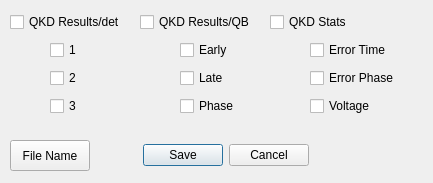
Before: the Qt Designer form source/save_dialog.ui in FermilabQuantumNetwork/QKD_GUI, drawn with Qt 5.
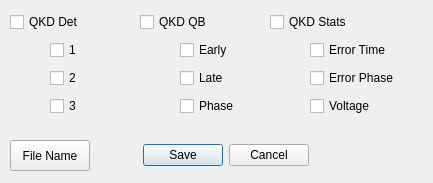
After: the same form once the commit is applied.

What changed in the file:
```diff
--- a/source/save_dialog.ui
+++ b/source/save_dialog.ui
@@ -26,7 +26,7 @@
     <item>
      <widget class="QCheckBox" name="checkBox_det">
       <property name="text">
-       <string>QKD Results/det</string>
+       <string>QKD Det</string>
       </property>
      </widget>
     </item>
@@ -226,7 +226,7 @@
     <item>
      <widget class="QCheckBox" name="checkBox_qb">
       <property name="text">
-       <string>QKD Results/QB</string>
+       <string>QKD QB</string>
       </property>
      </widget>
     </item>
```
